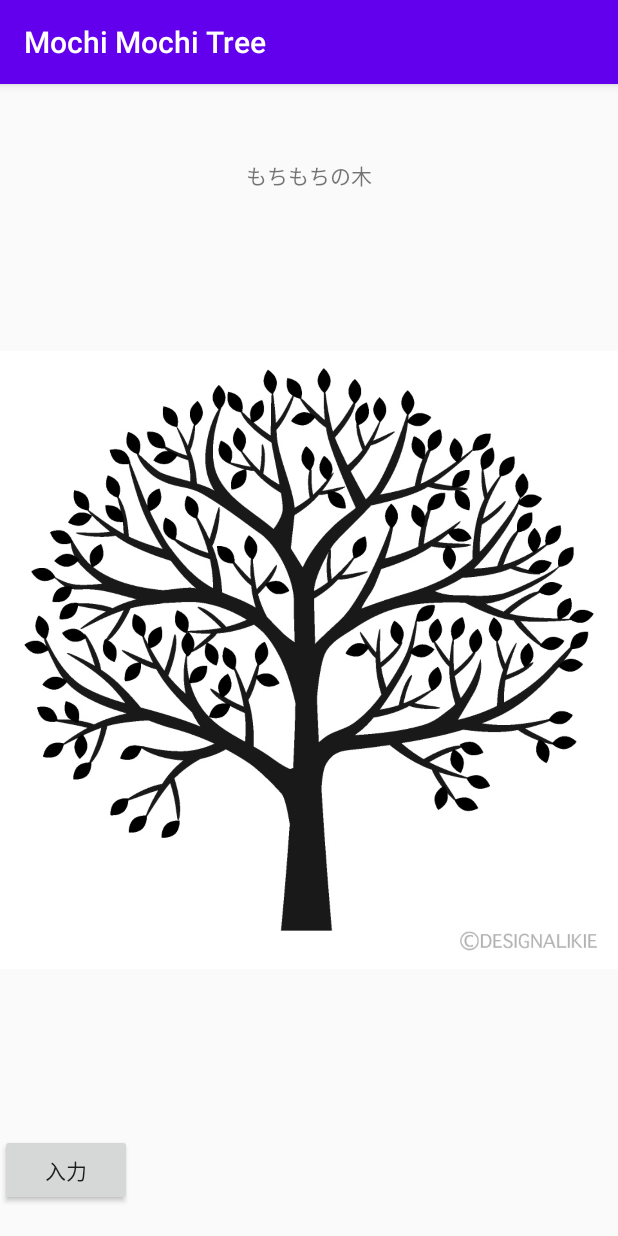
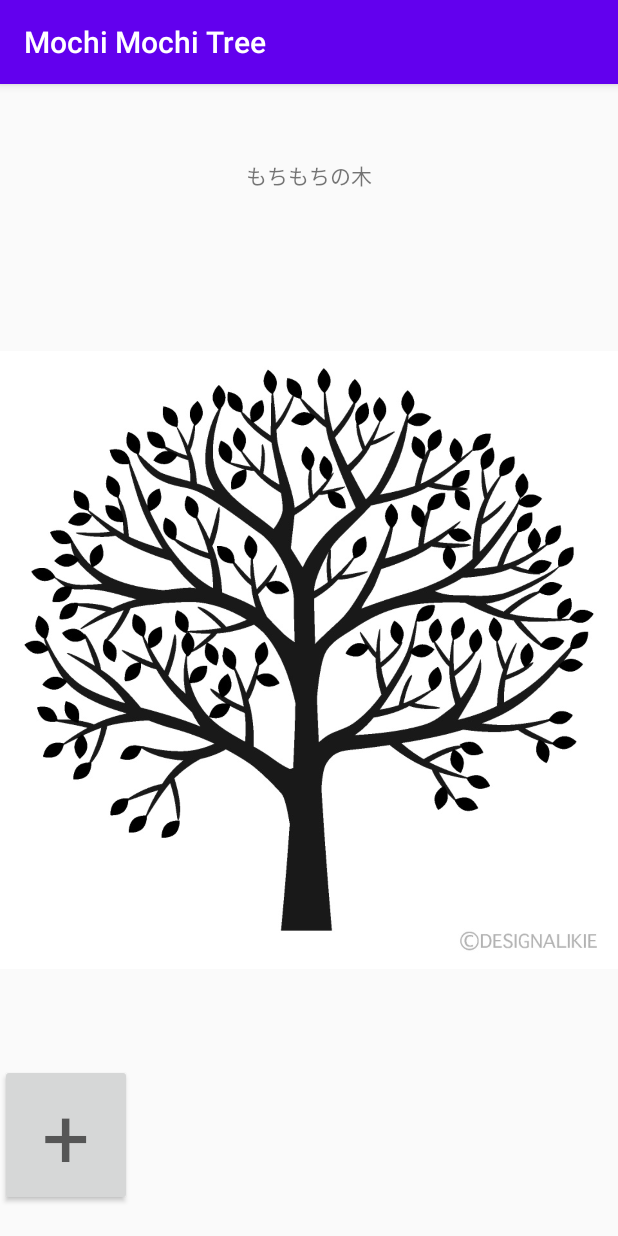
Before and after one commit to ykare/viola, an Android app: the screen it shows after launch (MainActivity), on a phone screen of 412 x 824 dp. Run offline under Robolectric (Android 15) with nearby library versions, the phone set to English and light mode, and no system bars.

Commit message:
MainActivityをBaseCompatに、BaseCompatによるtopMargin変化の調整、入力ボタン調整、入力画面の微調整

```diff
--- a/app/src/main/java/tgh2020/viola/MainActivity.java
+++ b/app/src/main/java/tgh2020/viola/MainActivity.java
@@ -20,7 +20,7 @@ import androidx.constraintlayout.widget.ConstraintLayout;
 import android.widget.ImageView;
 import android.widget.RelativeLayout;
 
-public class MainActivity extends AppCompatActivity {
+public class MainActivity extends BaseActivity {
 
     private List<ImageView> imageViews = new ArrayList<>();
 
@@ -59,7 +59,7 @@ public class MainActivity extends AppCompatActivity {
             }
 
             params.leftMargin = leftMarginArray[i];
-            params.topMargin = topMarginArray[i];
+            params.topMargin = topMarginArray[i] + 100;
             mainLayout.addView(ball0, params);
 
             i = i + 1;
--- a/app/src/main/res/layout/activity_main.xml
+++ b/app/src/main/res/layout/activity_main.xml
@@ -27,6 +27,7 @@
         android:layout_height="wrap_content"
         android:layout_alignBottom="@id/imageOfTree"
         android:layout_marginBottom="20dp"
-        android:text="入力" />
+        android:text="+"
+        android:textAppearance="@style/TextAppearance.AppCompat.Display3" />
 
 </RelativeLayout>
```
Also changed, not shown: app/src/main/res/layout/activity_input.xml (+9 -8 lines).
